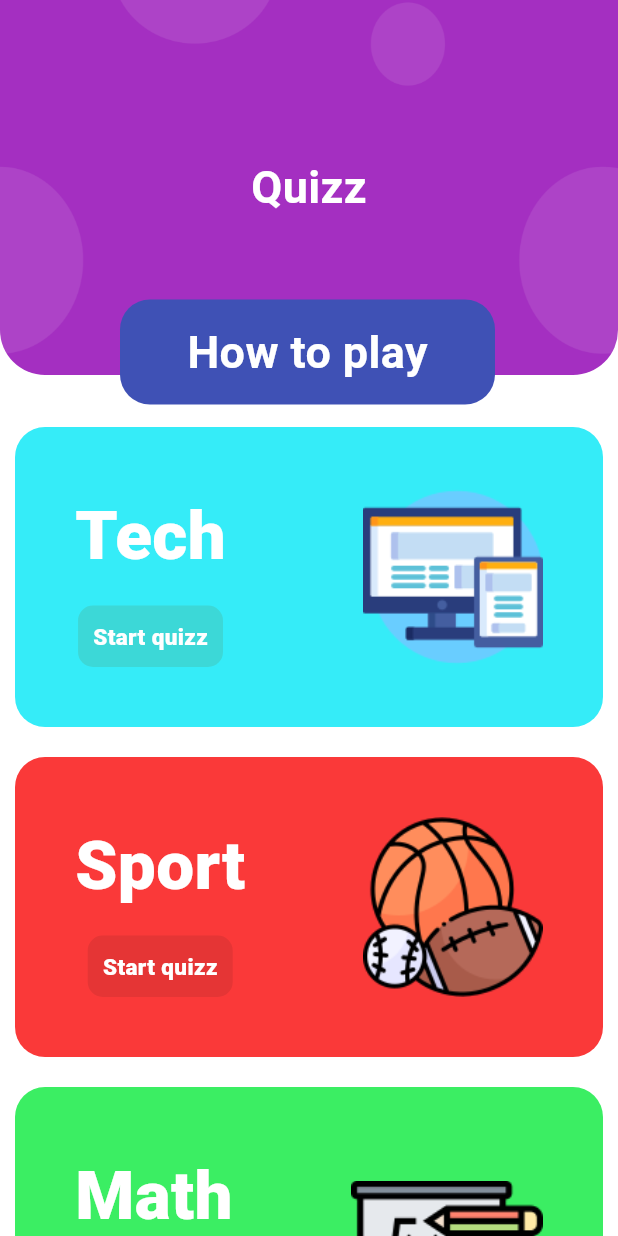
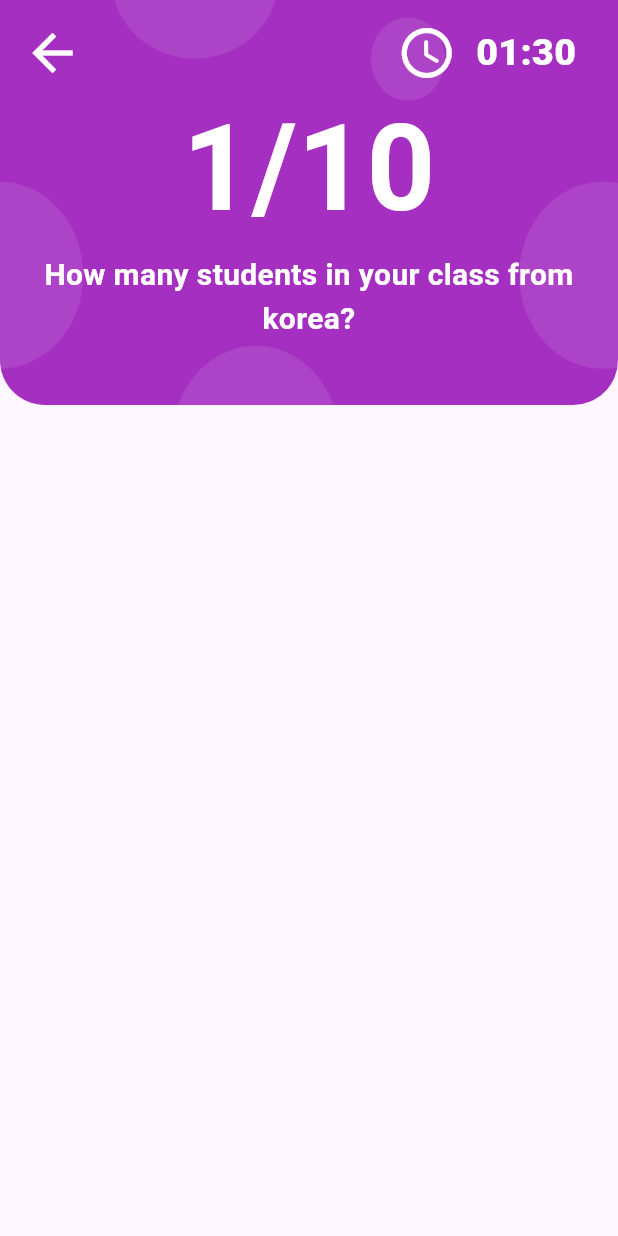
Before and after one commit to diaazg/quizz_game, a Flutter app: the screen it shows after launch, on a phone screen of 412 x 824 dp. Run offline on Flutter 3.47's test engine with Material 3 defaults, Android fonts, the phone set to English and light mode, and no system bars.

Commit message:
question screen header

```diff
--- a/lib/domain/entity/quizz_card.dart
+++ b/lib/domain/entity/quizz_card.dart
@@ -1,5 +1,4 @@
 import 'package:flutter/cupertino.dart';
-import 'package:quizz_game/view/presentation/widget/quizz_card.dart';
 
 class QuizzCardData {
   String title;
--- a/lib/main.dart
+++ b/lib/main.dart
@@ -1,5 +1,6 @@
 import 'package:flutter/material.dart';
 import 'package:quizz_game/view/presentation/screen/home_page.dart';
+import 'package:quizz_game/view/presentation/screen/questions_screen.dart';
 
 void main() {
   runApp(const MyApp());
@@ -12,8 +13,9 @@ class MyApp extends StatelessWidget {
   @override
   Widget build(BuildContext context) {
     return const MaterialApp(
+      debugShowCheckedModeBanner: false,
       title: 'Quizz App',
-      home: HomeScreen(),
+      home: QuestionScreen(),
     );
   }
 }
--- a/lib/view/presentation/screen/home_page.dart
+++ b/lib/view/presentation/screen/home_page.dart
@@ -1,9 +1,6 @@
-import 'package:flutter/cupertino.dart';
 import 'package:flutter/material.dart';
-import 'package:flutter/widgets.dart';
 import 'package:quizz_game/constants/styles.dart';
 import 'package:quizz_game/domain/data/quizzCards.dart';
-import 'package:quizz_game/domain/entity/quizz_card.dart';
 import 'package:quizz_game/view/presentation/widget/how_to_play.dart';
 import 'package:quizz_game/view/presentation/widget/quizz_card.dart';
 
@@ -37,6 +34,7 @@ class HomeScreen extends StatelessWidget {
                       ),
                     ),
                   ),
+
                   HowToPlay(
                     title: "How to play",
                   )
--- /dev/null
+++ b/lib/view/presentation/screen/questions_screen.dart
@@ -0,0 +1,23 @@
+import 'package:flutter/cupertino.dart';
+import 'package:flutter/material.dart';
+import 'package:quizz_game/constants/styles.dart';
+import 'package:quizz_game/view/presentation/widget/question_screen_header.dart';
+
+class QuestionScreen extends StatelessWidget {
+  const QuestionScreen({super.key});
+
+  @override
+  Widget build(BuildContext context) {
+    return const SafeArea(
+      child: Scaffold(
+        body: Column(
+          children: [
+            QuestionHeader(),
+            SizedBox(height: 20,),
+
+          ],
+        ),
+      ),
+    );
+  }
+}
--- /dev/null
+++ b/lib/view/presentation/widget/question_screen_header.dart
@@ -0,0 +1,64 @@
+import 'package:flutter/cupertino.dart';
+import 'package:flutter/material.dart';
+import 'package:quizz_game/constants/styles.dart';
+
+class QuestionHeader extends StatelessWidget {
+  const QuestionHeader({
+    super.key,
+  });
+
+  @override
+  Widget build(BuildContext context) {
+    return Container(
+      padding: const EdgeInsets.all(15),
+      height: 270,
+      decoration: const BoxDecoration(
+          image: DecorationImage(
+              fit: BoxFit.cover,
+              image: AssetImage("assets/images/back.png")),
+          borderRadius:
+              BorderRadius.vertical(bottom: Radius.circular(30))),
+      child: Column(
+        children: [
+          const Row(
+            mainAxisAlignment: MainAxisAlignment.spaceBetween,
+            children: [
+              Icon(
+                Icons.arrow_back_outlined,
+                color: Colors.white,
+                size: 40,
+              ),
+              Row(
+                children: [
+                  Icon(
+                    Icons.access_time_rounded,
+                    color: Colors.white,
+                    size: 40,
+                  ),
+                  Text(
+                    "  01:30  ",
+                    style: TextStyle(
+                        fontSize: 25,
+                        fontWeight: FontWeight.w900,
+                        color: Colors.white),
+                  )
+                ],
+              )
+            ],
+          ),
+          Text(
+            "1/10",
+            style: mainTitle.copyWith(fontSize: 80),
+          ),
+          Text(
+            maxLines: 2,
+            "How many students in your class from korea?",
+            textAlign: TextAlign.center,
+            overflow: TextOverflow.ellipsis,
+            style: mainTitle.copyWith(fontSize: 20),
+          )
+        ],
+      ),
+    );
+  }
+}
```
